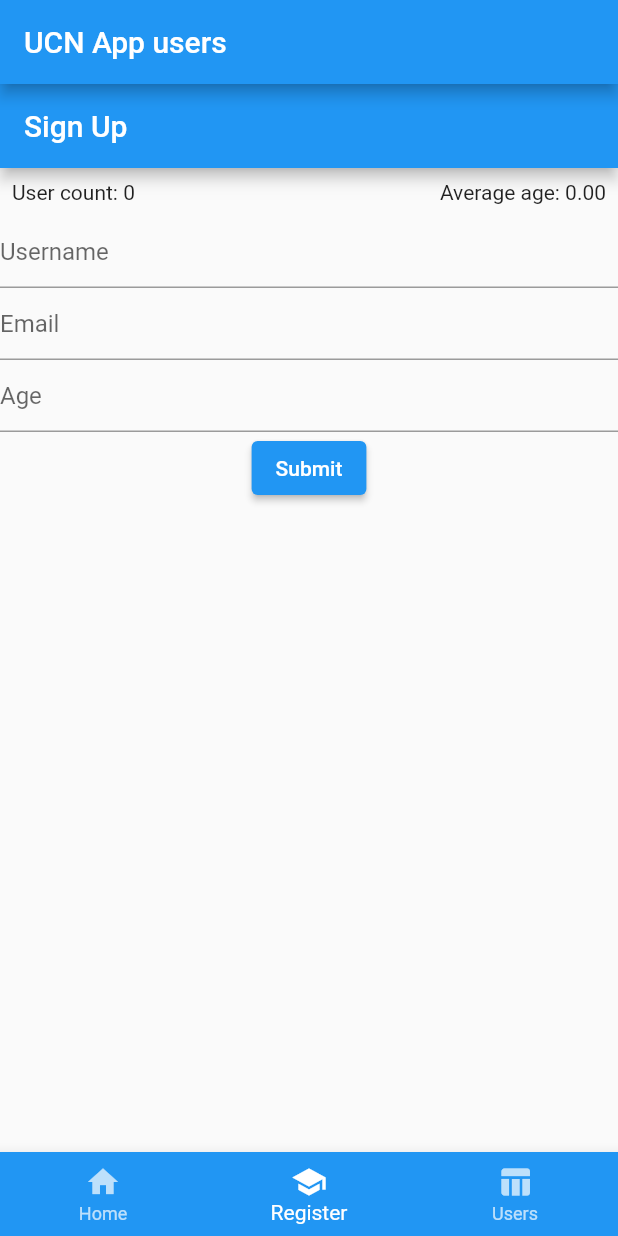
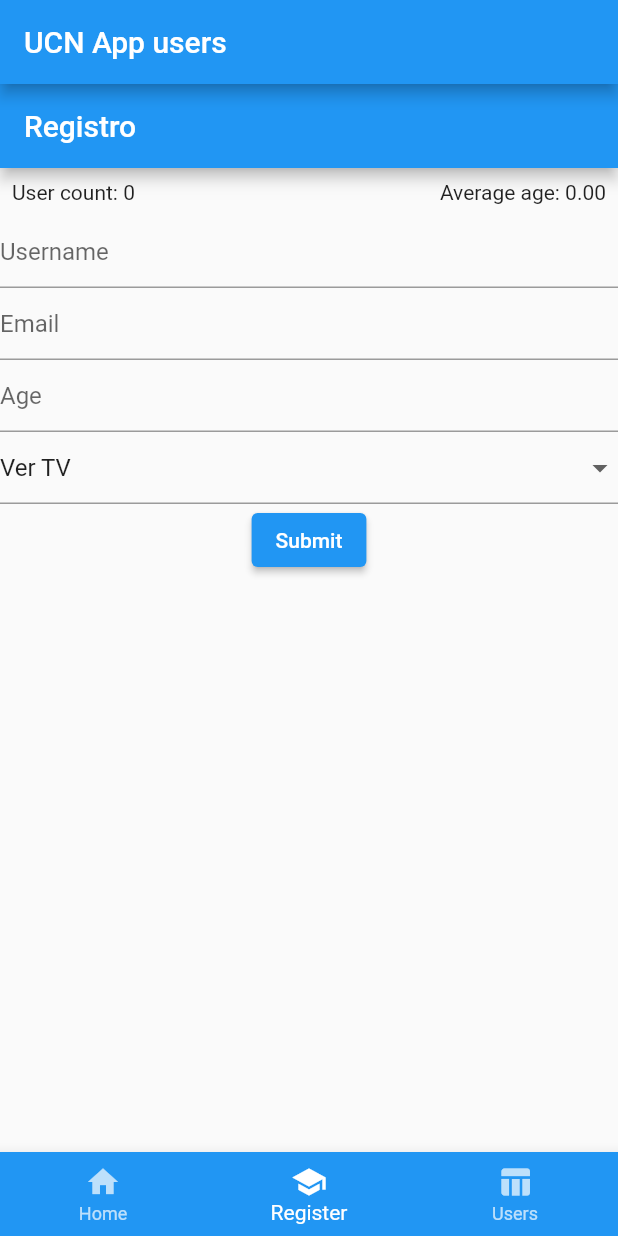
Before and after one commit to cristobalzuluaga/ucn_appuser, a Flutter app: the screen it shows after launch, item 2 of the bottom bar chosen, on a phone screen of 412 x 824 dp. Run offline on Flutter 3.47's test engine with Material 2 defaults, Android fonts, the phone set to English and light mode, and no system bars; our stand-ins replace shared_preferences; network calls fail.

Commit message:
adicion de la columna interes y la lista de hobbies

```diff
--- a/lib/sign_up_page.dart
+++ b/lib/sign_up_page.dart
@@ -17,12 +17,13 @@ class _SignUpPageState extends State<SignUpPage> {
   final _usernameController = TextEditingController();
   final _emailController = TextEditingController();
   final _ageController = TextEditingController();
+  String _selectedInterest = 'Ver TV'; // Valor predeterminado seleccionado
 
   @override
   Widget build(BuildContext context) {
     return Scaffold(
       appBar: AppBar(
-        title: const Text('Sign Up'),
+        title: const Text('Registro'),
       ),
       body: Column(
         children: [
@@ -87,6 +88,29 @@ class _SignUpPageState extends State<SignUpPage> {
               return null;
             },
           ),
+          DropdownButtonFormField<String>(
+            value: _selectedInterest,
+            decoration: const InputDecoration(
+              hintText: 'Interests',
+            ),
+            items: <String>[
+              'Ver TV',
+              'Hacer deporte',
+              'Caminar',
+              'Shopping',
+              'Otro',
+            ].map<DropdownMenuItem<String>>((String value) {
+              return DropdownMenuItem<String>(
+                value: value,
+                child: Text(value),
+              );
+            }).toList(),
+            onChanged: (String? newValue) {
+              setState(() {
+                _selectedInterest = newValue!;
+              });
+            },
+          ),
           ElevatedButton(
             onPressed: () async {
               if (_formKey.currentState!.validate()) {
@@ -95,6 +119,7 @@ class _SignUpPageState extends State<SignUpPage> {
                     username: _usernameController.text,
                     email: _emailController.text,
                     age: _ageController.text,
+                    interest: _selectedInterest,
                   ));
                 });
 
--- a/lib/user_model.dart
+++ b/lib/user_model.dart
@@ -7,8 +7,14 @@ class User {
   String username;
   String email;
   String age;
+  String interest;
 
-  User({required this.username, required this.email, required this.age});
+  User(
+      {required this.username,
+      required this.email,
+      required this.age,
+      required this.interest // Actualización del constructor para incluir el interés
+      });
 
   factory User.fromJson(Map<String, dynamic> json) => _$UserFromJson(json);
   Map<String, dynamic> toJson() => _$UserToJson(this);
--- a/pubspec.yaml
+++ b/pubspec.yaml
@@ -13,7 +13,7 @@ dependencies:
   build_runner: ^2.4.4
   cupertino_icons: ^1.0.2
   shared_preferences: ^2.0.13
-  json_annotation: ^4.1.0
+  json_annotation: ^4.8.1
 
 dev_dependencies:
   json_serializable: ^6.0.0
```
Also changed, not shown: lib/users_table_page.dart (+46 -4 lines), lib/user_model.g.dart.
